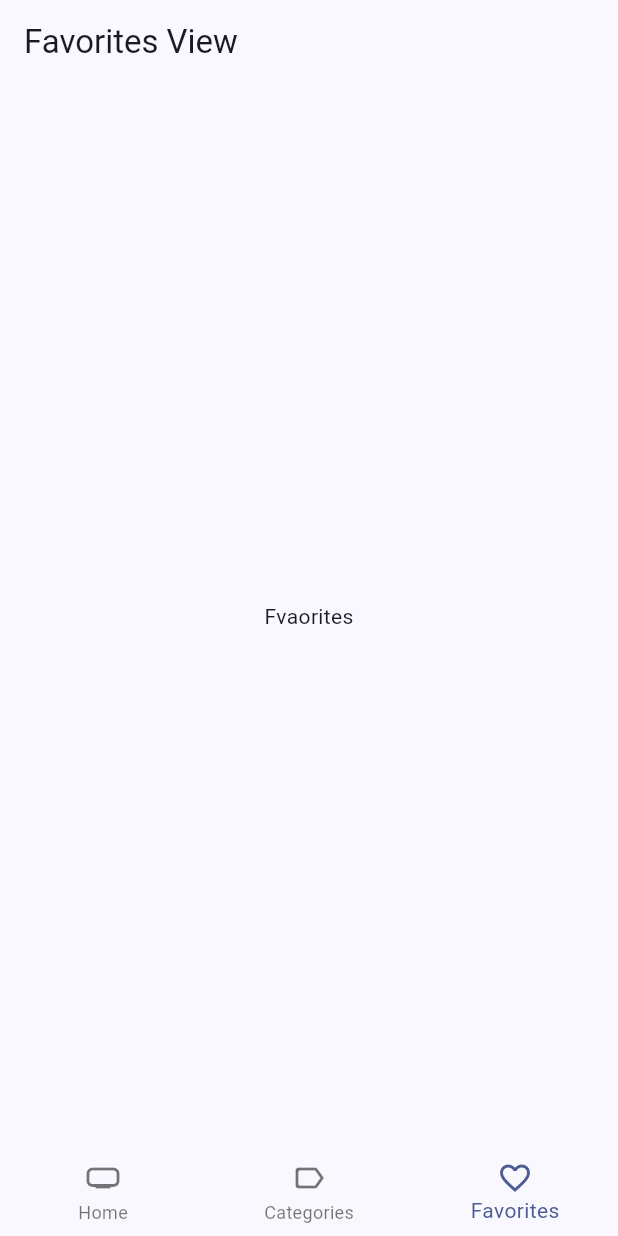
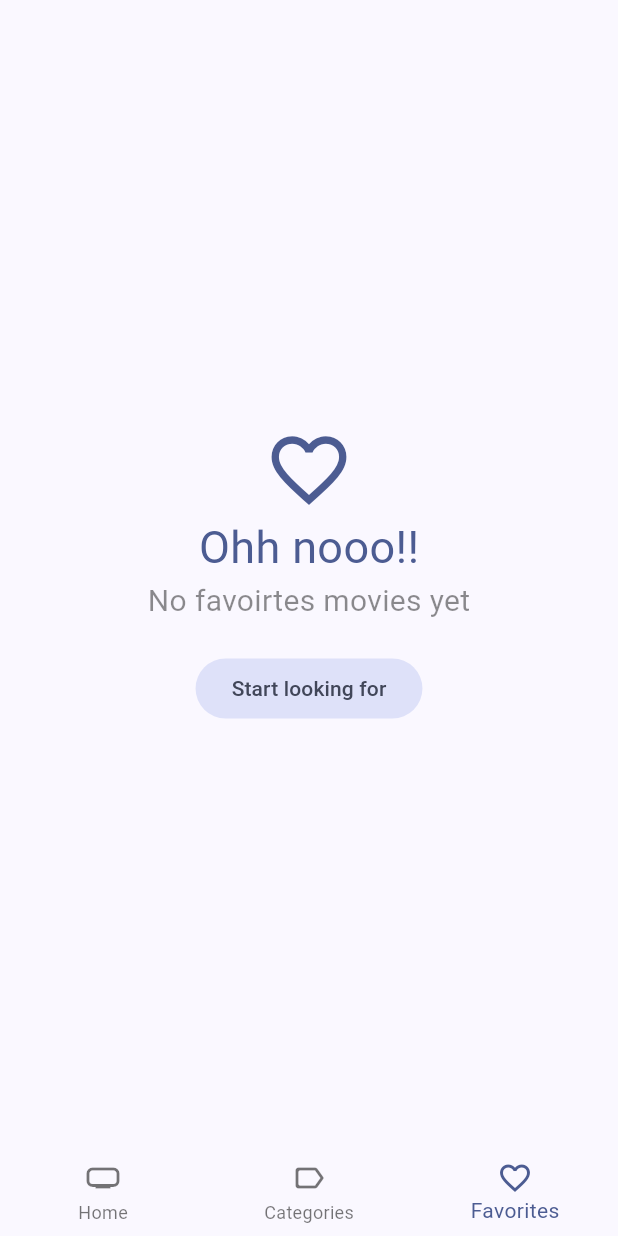
Before and after one commit to EnocDelgado/cinemapedia-flutter, a Flutter app: the screen it shows after launch, item 3 of the bottom bar chosen, on a phone screen of 412 x 824 dp. Run offline on Flutter 3.47's test engine with Material 2 defaults, Android fonts, the phone set to English and light mode, and no system bars; our stand-ins replace animate_do, card_swiper, dio, flutter_dotenv, flutter_riverpod, go_router and 1 more; accounts and stored records are empty; generated files the repository leaves out were written again; network calls fail.

Commit message:
favorite screen implemented

```diff
--- a/lib/presentation/providers/providers.dart
+++ b/lib/presentation/providers/providers.dart
@@ -9,3 +9,4 @@ export 'actors/actors_repository_provider.dart';
 export 'search/search_movie_provider.dart';
 
 export 'storage/local_storage_provider.dart';
+export 'storage/favaorite_movies_providers.dart';
--- a/lib/presentation/views/movie/favorites_view.dart
+++ b/lib/presentation/views/movie/favorites_view.dart
@@ -1,15 +1,79 @@
+import 'package:cinemapedia/presentation/providers/providers.dart';
+import 'package:cinemapedia/presentation/widgets/widgets.dart';
 import 'package:flutter/material.dart';
+import 'package:flutter_riverpod/flutter_riverpod.dart';
+import 'package:go_router/go_router.dart';
 
-class FavoritesView extends StatelessWidget {
-  const FavoritesView({super.key});
+class FavoritesView extends ConsumerStatefulWidget {
+
+  const FavoritesView({ super.key });
+
+  @override
+  FavoritesViewState createState() => FavoritesViewState();
+}
+
+class FavoritesViewState extends ConsumerState<FavoritesView> {
+
+  bool isLastPage = false;
+  bool isLoading = false;
+
+  @override
+  void initState() {
+    super.initState();
+
+    loadNextPage();
+  }
+
+  void loadNextPage() async {
+
+    if ( isLoading || isLastPage ) return;
+
+    isLoading = true;
+
+    final movies = await ref.read( favoriteMoviesprodvider.notifier ).loadNextPage();
+    isLoading = false;
+
+    if ( movies.isEmpty ) {
+      isLastPage = true;
+    }
+
+  }
 
   @override
   Widget build(BuildContext context) {
+
+    final favoriteMovies = ref.watch( favoriteMoviesprodvider ).values.toList();
+
+    if ( favoriteMovies.isEmpty ) {
+      final colors = Theme.of( context ).colorScheme;
+      return Center(
+        child: Column(
+          mainAxisAlignment: MainAxisAlignment.center,
+          crossAxisAlignment: CrossAxisAlignment.center,
+          children: [
+
+            Icon( Icons.favorite_outline_sharp, size: 60, color: colors.primary ),
+            Text('Ohh nooo!!', style:  TextStyle( fontSize: 30, color: colors.primary ) ),
+            const Text('No favoirtes movies yet', style: TextStyle( fontSize: 20, color:  Colors.black45 ) ),
+
+            const SizedBox( height:  20 ),
+            FilledButton.tonal(
+              onPressed: () => context.go('/home/0'),
+            child: const Text('Start looking for')
+            ),
+          ],
+        ),
+      );
+    }
+
     return Scaffold(
       appBar: AppBar(
         title: const Text('Favorites View'),
       ),
-      body:  const Center( child: Text('Fvaorites'),),
-    );
+      body: MovieMasonry(
+        loadNextPage: loadNextPage,
+        movies: favoriteMovies
+       )
+      );
   }
 }
--- a/lib/presentation/widgets/widgets.dart
+++ b/lib/presentation/widgets/widgets.dart
@@ -3,3 +3,5 @@ export 'movies/movies_slideshow.dart';
 export 'shared/custom_bottom_navigationbar.dart';
 export 'movies/movie_horizontal_slide.dart';
 export 'shared/full_screen_loader.dart';
+export 'movies/movie_masonry.dart';
+export 'movies/movie_poster_link.dart';
--- a/pubspec.yaml
+++ b/pubspec.yaml
@@ -14,6 +14,7 @@ dependencies:
     sdk: flutter
   flutter_dotenv: ^5.1.0
   flutter_riverpod: ^2.3.6
+  flutter_staggered_grid_view: ^0.6.2
   go_router: ^8.0.3
   intl: ^0.18.1
   isar: ^3.1.0+1
```
Also changed, not shown: lib/presentation/providers/storage/favaorite_movies_providers.dart (added, +57 -0 lines), lib/presentation/screens/movies/movie_screen.dart (+5 -2 lines), lib/presentation/widgets/movies/movie_masonry.dart (added, +73 -0 lines), lib/presentation/widgets/movies/movie_poster_link.dart (added, +28 -0 lines), pubspec.lock.
